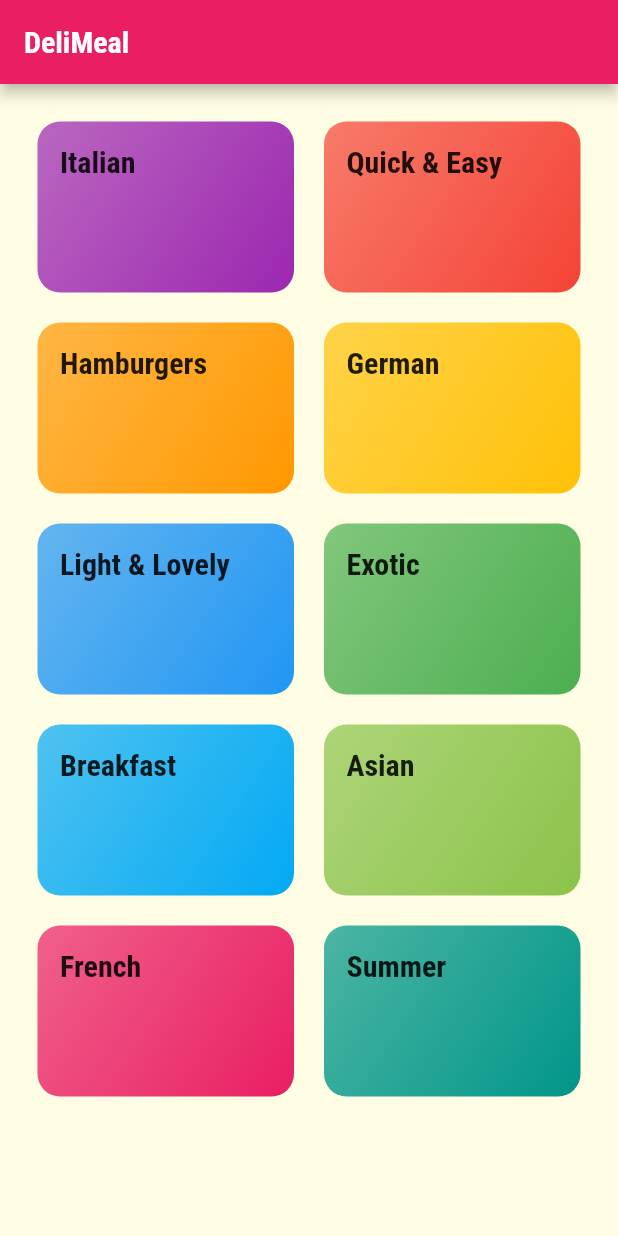
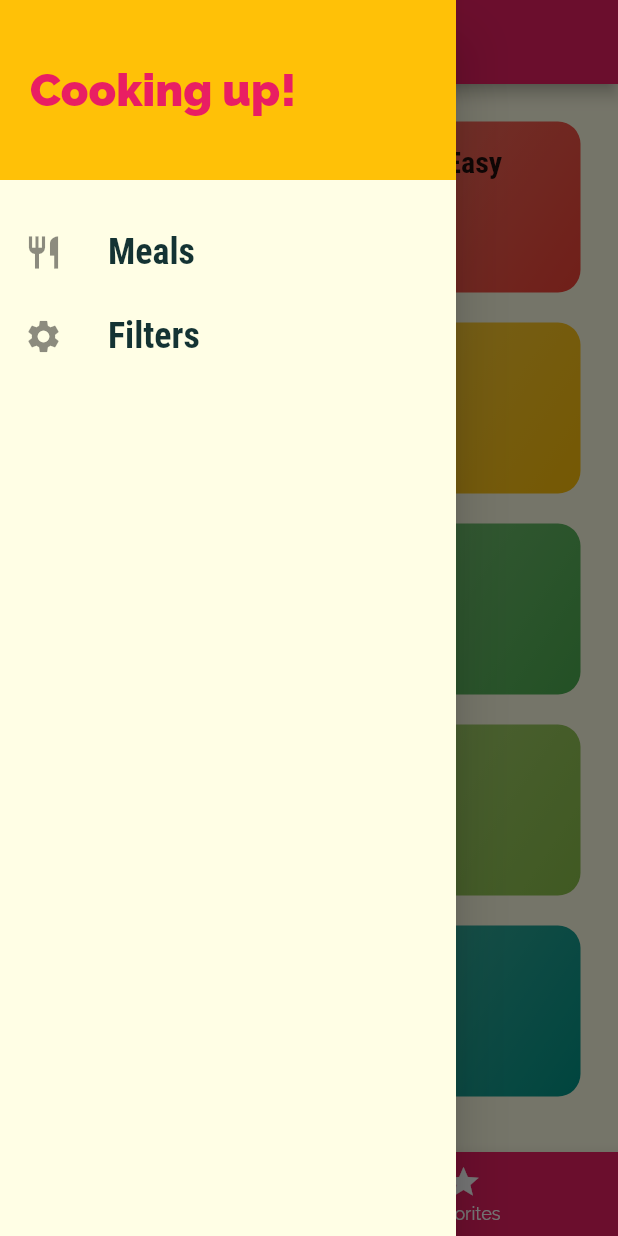
Before and after one commit to Thanasis-Traitsis/Flutter-Meal_App, a Flutter app: the screen it shows after launch, with the side drawer open (before the commit the screen has no drawer), on a phone screen of 412 x 824 dp. Run offline on Flutter 3.47's test engine with Material 2 defaults, Android fonts, the phone set to English and light mode, and no system bars.

Commit message:
Meal application completed

```diff
--- a/lib/main.dart
+++ b/lib/main.dart
@@ -1,12 +1,71 @@
 import 'package:flutter/material.dart';
 
+import './dummy_data.dart';
+import './screens/tabs_screen.dart';
 import './screens/meal_detail_screen.dart';
 import './screens/category_meals_screen.dart';
 import './screens/categories_screen.dart';
+import './screens/filters_screen.dart';
+import './models/meal.dart';
 
 void main() => runApp(MyApp());
 
-class MyApp extends StatelessWidget {
+class MyApp extends StatefulWidget {
+  @override
+  State<MyApp> createState() => _MyAppState();
+}
+
+class _MyAppState extends State<MyApp> {
+  Map<String, bool> _filters = {
+    'gluten': false,
+    'lactose': false,
+    'vegan': false,
+    'vegetarian': false,
+  };
+
+  List<Meal> _availableMeals = DUMMY_MEALS;
+  List<Meal> _favoriteMeals = [];
+
+  void _setFilters(Map<String, bool> filterData) {
+    setState(() {
+      _filters = filterData;
+
+      _availableMeals = DUMMY_MEALS.where((meal) {
+        if (_filters['gluten'] && !meal.isGlutenFree){
+          return false;
+        }
+        if (_filters['lactose'] && !meal.isLactoseFree){
+          return false;
+        }
+        if (_filters['vegan'] && !meal.isVegan){
+          return false;
+        }
+        if (_filters['vegetarian'] && !meal.isVegetarian){
+          return false;
+        }
+        return true;
+      }).toList();
+    });
+  }
+
+  void _toggleFavorite(String mealId) {
+    final existingIndex = _favoriteMeals.indexWhere((meal) => meal.id == mealId);
+
+    if (existingIndex >= 0){
+      setState(() {
+        _favoriteMeals.removeAt(existingIndex);
+      });
+    } else {
+      setState(() {
+        _favoriteMeals.add(DUMMY_MEALS.firstWhere((meal) => meal.id == mealId));
+      });
+    }
+  }
+
+  bool _isMealFavorite(String id) {
+    return _favoriteMeals.any((meal) => meal.id == id);
+  }
+
   @override
   Widget build(BuildContext context) {
     return MaterialApp(
@@ -31,11 +90,17 @@ class MyApp extends StatelessWidget {
                 fontFamily: 'RobotoCondensed',
                 fontWeight: FontWeight.bold,
               ))),
-      home: CategoriesScreen(),
+      // home: CategoriesScreen(),
+      initialRoute: '/',
       routes: {
-        CategoryMealsScreen.routeName: (ctx) => CategoryMealsScreen(),
-        MealDetailScreen.routeName: (ctx) => MealDetailScreen(),
+        '/': (ctx) => TabsScreen(_favoriteMeals),
+        CategoryMealsScreen.routeName: (ctx) => CategoryMealsScreen(_availableMeals),
+        MealDetailScreen.routeName: (ctx) => MealDetailScreen(_toggleFavorite, _isMealFavorite),
+        FiltersScreen.routeName: (ctx) => FiltersScreen(_filters,_setFilters),
       },
+    onUnknownRoute: (settings) {
+      return MaterialPageRoute(builder: (ctx) => CategoriesScreen(),);
+    },
     );
   }
 }
--- a/lib/screens/categories_screen.dart
+++ b/lib/screens/categories_screen.dart
@@ -6,9 +6,7 @@ import '../widgets/category_item.dart';
 class CategoriesScreen extends StatelessWidget {
   @override
   Widget build(BuildContext context) {
-    return Scaffold(
-      appBar: AppBar(title: Text('DeliMeal')),
-      body: GridView(
+    return GridView(
       padding: const EdgeInsets.all(25),
       children: DUMMY_CATEGORIES
           .map((catData) => CategoryItem(
@@ -24,7 +22,6 @@ class CategoriesScreen extends StatelessWidget {
         crossAxisSpacing: 20, // gap
         mainAxisSpacing: 20, // gap
       ),
-      ),
     );
   }
 }
--- /dev/null
+++ b/lib/screens/tabs_screen.dart
@@ -0,0 +1,67 @@
+import 'package:flutter/material.dart';
+
+
+import '../widgets/main_drawer.dart';
+import './favorites_screen.dart';
+import './categories_screen.dart';
+import '../models/meal.dart';
+
+class TabsScreen extends StatefulWidget {
+  final List<Meal> favoriteMeals;
+
+  TabsScreen(this.favoriteMeals);
+
+  @override
+  State<TabsScreen> createState() => _TabsScreenState();
+}
+
+class _TabsScreenState extends State<TabsScreen> {
+  List<Map<String, Object>> _pages;
+  int _selectedPageIndex = 0;
+
+  @override
+  void initState() {
+    _pages = [
+    {'page': CategoriesScreen(), 'title': 'Categories'},
+    {'page': FavoritesScreen(widget.favoriteMeals), 'title': 'Your Favorite'},
+  ];
+    super.initState();
+  }
+
+  void _selectPage(int index) {
+    setState(() {
+      _selectedPageIndex = index;
+    });
+  }
+
+  @override
+  Widget build(BuildContext context) {
+    return Scaffold(
+      appBar: AppBar(
+        title: Text(_pages[_selectedPageIndex]['title']),
+      ),
+      drawer: MainDrawer(),
+      body: _pages[_selectedPageIndex]['page'],
+      bottomNavigationBar: BottomNavigationBar(
+        onTap: _selectPage,
+        backgroundColor: Theme.of(context).colorScheme.primary,
+        unselectedItemColor: Colors.white,
+        selectedItemColor: Theme.of(context).colorScheme.secondary,
+        currentIndex: _selectedPageIndex,
+        // type: BottomNavigationBarType.shifting,
+        items: [
+          BottomNavigationBarItem(
+            backgroundColor: Theme.of(context).colorScheme.primary,
+            icon: Icon(Icons.category),
+            label: 'Categories',
+          ),
+          BottomNavigationBarItem(
+            backgroundColor: Theme.of(context).colorScheme.primary,
+            icon: Icon(Icons.star),
+            label: 'Favorites',
+          ),
+        ],
+      ),
+    );
+  }
+}
--- /dev/null
+++ b/lib/widgets/main_drawer.dart
@@ -0,0 +1,56 @@
+import 'package:flutter/material.dart';
+
+
+import '../screens/filters_screen.dart';
+
+class MainDrawer extends StatelessWidget {
+  Widget buildListTile(String title, IconData icon, Function tapHandler) {
+    return ListTile(
+      leading: Icon(
+        icon,
+        size: 26,
+      ),
+      title: Text(
+        title,
+        style: TextStyle(
+          fontFamily: 'RobotoCondensed',
+          fontSize: 24,
+          fontWeight: FontWeight.bold,
+        ),
+      ),
+      onTap: tapHandler,
+    );
+  }
+
+  @override
+  Widget build(BuildContext context) {
+    return Drawer(
+      child: Column(children: <Widget>[
+        Container(
+          height: 120,
+          width: double.infinity,
+          padding: EdgeInsets.all(20),
+          alignment: Alignment.centerLeft,
+          color: Theme.of(context).colorScheme.secondary,
+          child: Text(
+            'Cooking up!',
+            style: TextStyle(
+              fontWeight: FontWeight.w900,
+              fontSize: 30,
+              color: Theme.of(context).colorScheme.primary,
+            ),
+          ),
+        ),
+        SizedBox(
+          height: 20,
+        ),
+        buildListTile('Meals', Icons.restaurant, () {
+          Navigator.of(context).pushReplacementNamed('/');
+        }),
+        buildListTile('Filters', Icons.settings, () {
+          Navigator.of(context).pushReplacementNamed(FiltersScreen.routeName);
+        }),
+      ]),
+    );
+  }
+}
--- a/lib/widgets/meal_item.dart
+++ b/lib/widgets/meal_item.dart
@@ -56,7 +56,11 @@ class MealItem extends StatelessWidget {
     Navigator.of(context).pushNamed(
       MealDetailScreen.routeName,
       arguments: id,
-    );
+    ).then((result) {
+      if (result != null) {
+        // removeItem(result);
+      }
+    });
   }
 
   @override
```
Also changed, not shown: lib/screens/category_meals_screen.dart (+42 -15 lines), lib/screens/favorites_screen.dart (added, +33 -0 lines), lib/screens/filters_screen.dart (added, +127 -0 lines), lib/screens/meal_detail_screen.dart (+91 -5 lines). Lines whose indentation alone changed are shown as unchanged.
